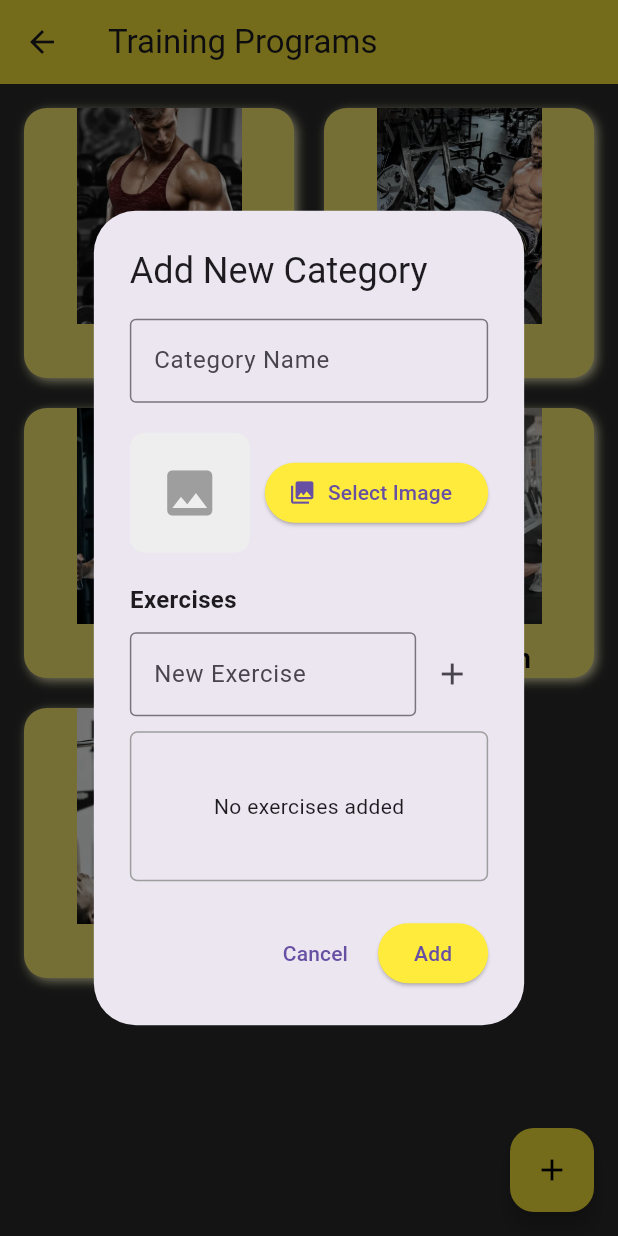
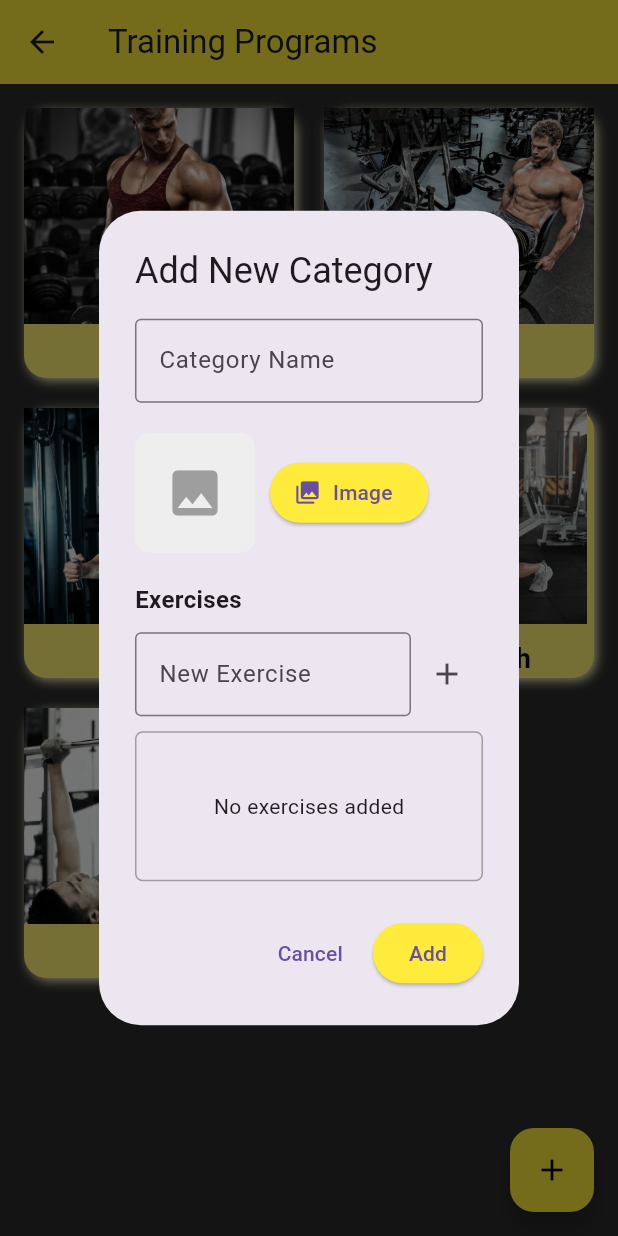
Before and after one commit to Farhadakbary/Fitness-Gym-, a Flutter app: the WorkoutPage screen opened directly, after a tap on the "add" icon, on a phone screen of 412 x 824 dp. Run offline on Flutter 3.47's test engine with Material 3 defaults, Android fonts, the light colour scheme and no system bars; our stand-ins replace carousel_slider, image_picker, shared_preferences, sqflite; accounts and stored records are empty.

Commit message:
new pages

```diff
--- a/lib/dashboard.dart
+++ b/lib/dashboard.dart
@@ -1,4 +1,4 @@
-import 'package:clup_management/Settings.dart';
+import 'package:clup_management/settings.dart';
 import 'package:clup_management/about.dart';
 import 'package:clup_management/all_member.dart' hide AppLanguage;
 import 'package:clup_management/favorite.dart';
--- a/lib/settings.dart
+++ b/lib/settings.dart
@@ -1,9 +1,8 @@
+
 import 'dart:async';
-
 import 'package:clup_management/reports.dart';
 import 'package:flutter/material.dart';
 import 'package:shared_preferences/shared_preferences.dart';
-import 'main.dart';
 
 class SettingsPage extends StatefulWidget {
   final Function(bool) updateTheme;
--- a/lib/workout.dart
+++ b/lib/workout.dart
@@ -97,8 +97,8 @@ class _WorkoutPageState extends State<WorkoutPage> {
                     Expanded(
                       child: Image.asset(
                         imagePath,
-                        width: 110,
-                        height: 110,
+                        // width: 110,
+                        // height: 110,
                         fit: BoxFit.cover,
                       ),
                     ),
@@ -399,7 +399,7 @@ class _WorkoutPageState extends State<WorkoutPage> {
                               _pickImage(setState);
                             },
                             icon: const Icon(Icons.photo_library),
-                            label: const Text('Select Image'),
+                            label: const Text('Image'),
                             style: ElevatedButton.styleFrom(
                               backgroundColor: Colors.yellow,
                             ),
```
